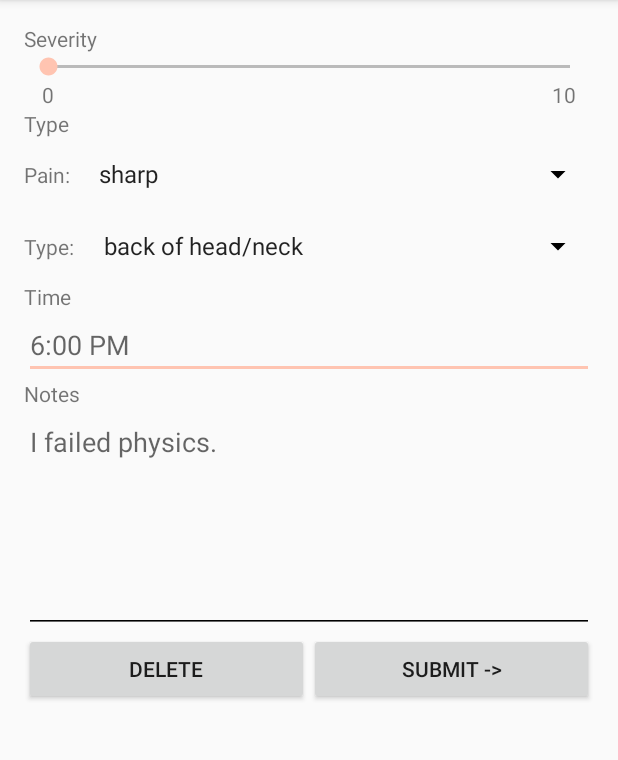
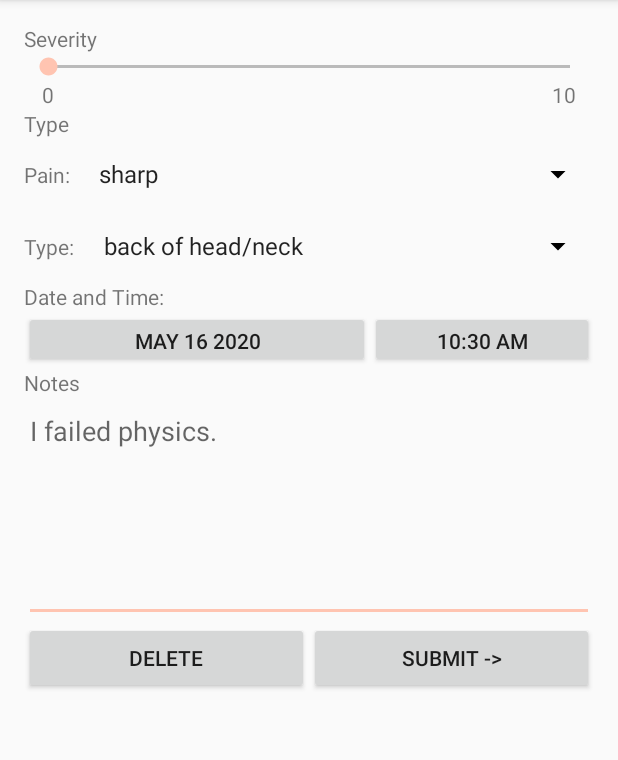
Before and after one commit to WorldofKerry/Medicare, an Android app: the AddSymptomActivity screen opened directly, with no data from a screen before it, on a phone screen of 412 x 824 dp, the part 84-844 px from its top. Run offline under Robolectric (Android 15) with nearby library versions, the phone set to English and light mode, and no system bars.

Commit message:
added date/time pickers, updated calendar

```diff
--- a/app/src/main/java/com/example/recyclerviewintablayout/AddSymptomActivity.java
+++ b/app/src/main/java/com/example/recyclerviewintablayout/AddSymptomActivity.java
@@ -3,23 +3,30 @@ package com.example.recyclerviewintablayout;
 import androidx.annotation.RequiresApi;
 import androidx.appcompat.app.AppCompatActivity;
 
+import android.app.DatePickerDialog;
+import android.app.TimePickerDialog;
 import android.content.Intent;
 import android.os.Build;
 import android.os.Bundle;
+import android.util.Log;
 import android.view.MenuItem;
 import android.view.View;
 import android.widget.AdapterView;
 import android.widget.ArrayAdapter;
 import android.widget.Button;
+import android.widget.DatePicker;
 import android.widget.EditText;
 import android.widget.SeekBar;
 import android.widget.Spinner;
 import android.widget.TextView;
+import android.widget.TimePicker;
 
 import com.google.gson.reflect.TypeToken;
 
 import java.util.ArrayList;
+import java.util.Calendar;
 import java.util.List;
+import java.util.Locale;
 
 public class AddSymptomActivity extends AppCompatActivity {
 
@@ -28,6 +35,8 @@ public class AddSymptomActivity extends AppCompatActivity {
     int position;
     String type;
     String level;
+    Button dateButton, timeButton;
+    private String dateSelected = "", timeSelected = "";
     String notes;
     private TextView textViewSymptomLevel;
     private SeekBar seekBarSymptomLevel;
@@ -100,6 +109,27 @@ public class AddSymptomActivity extends AppCompatActivity {
             }
         });
 
+        dateButton = findViewById(R.id.buttonSymptomDate);
+        dateButton.setOnClickListener(new View.OnClickListener() {
+            @Override
+            public void onClick(View view) {
+                showDatePicker();
+            }
+        });
+        setDateText(Calendar.getInstance().get(Calendar.YEAR),
+                Calendar.getInstance().get(Calendar.MONTH),
+                Calendar.getInstance().get(Calendar.DAY_OF_MONTH));
+
+        timeButton = findViewById(R.id.buttonSymptomTime);
+        timeButton.setOnClickListener(new View.OnClickListener() {
+            @Override
+            public void onClick(View view) {
+                showTimePicker();
+            }
+        });
+        setTimeText(Calendar.getInstance().get(Calendar.HOUR_OF_DAY),
+                Calendar.getInstance().get(Calendar.MINUTE));
+
         Intent intent = getIntent();
         Bundle bundle = intent.getExtras();
         if (bundle!=null) {
@@ -113,9 +143,7 @@ public class AddSymptomActivity extends AppCompatActivity {
             Button buttonAddSymptom = findViewById(R.id.buttonAddSymptom);
             Button buttonRemoveSymptom = findViewById(R.id.buttonRemoveSymptom);
 
-            EditText editText = (EditText) findViewById(R.id.editTextSymptomTime);
-            editText.setText(symptom.getTime(), TextView.BufferType.EDITABLE);
-            editText = (EditText) findViewById(R.id.editTextSymptomNotes);
+            EditText editText = findViewById(R.id.editTextSymptomNotes);
             editText.setText(symptom.getNotes(), TextView.BufferType.EDITABLE);
 
             listSymptom = (ArrayList<Symptom>) PrefSingleton.getInstance().LoadPreferenceList("listSymptom",new TypeToken<ArrayList<Symptom>>() {}.getType());
@@ -131,7 +159,7 @@ public class AddSymptomActivity extends AppCompatActivity {
                         symptom.setLevel(level);
                         symptom.setLocation(Integer.toString(positionLocation));
                         symptom.setType(Integer.toString(positionType));
-                        symptom.setTime(((EditText) findViewById(R.id.editTextSymptomTime)).getText().toString());
+                        symptom.setTime(dateSelected + "+" + timeSelected);
                         symptom.setNotes(((EditText) findViewById(R.id.editTextSymptomNotes)).getText().toString());
 
                         listSymptom.add(symptom);
@@ -143,7 +171,6 @@ public class AddSymptomActivity extends AppCompatActivity {
                     }
                 });
             } else if (type.equals("Edit")) {
-
                 seekBarSymptomLevel.setMax(0);
                 seekBarSymptomLevel.setMax(10);
                 seekBarSymptomLevel.setProgress(Integer.parseInt(symptom.getLevel()));
@@ -160,7 +187,7 @@ public class AddSymptomActivity extends AppCompatActivity {
                         symptom.setLevel(level);
                         symptom.setLocation(Integer.toString(positionLocation));
                         symptom.setType(Integer.toString(positionType));
-                        symptom.setTime(((EditText) findViewById(R.id.editTextSymptomTime)).getText().toString());
+                        symptom.setTime(dateSelected + " @ " + timeSelected);
                         symptom.setNotes(((EditText) findViewById(R.id.editTextSymptomNotes)).getText().toString());
 
                         listSymptom.set(position, symptom);
@@ -183,15 +210,7 @@ public class AddSymptomActivity extends AppCompatActivity {
                     }
                 });
             }
-
-
-
-
         }
-
-
-
-
     }
 
     @Override
@@ -204,4 +223,56 @@ public class AddSymptomActivity extends AppCompatActivity {
         return super.onOptionsItemSelected(item);
     }
 
+    private static final String[] months = {"January", "February", "March", "April",
+            "May", "June", "July", "August", "September", "October", "November", "December"};
+
+    private void showDatePicker() {
+        int year = Calendar.getInstance().get(Calendar.YEAR);
+        int month = Calendar.getInstance().get(Calendar.MONTH);
+        int dayOfMonth = Calendar.getInstance().get(Calendar.DAY_OF_MONTH);
+
+        DatePickerDialog.OnDateSetListener dateSetListener = new DatePickerDialog.OnDateSetListener() {
+            @Override
+            public void onDateSet(DatePicker datePicker, int year, int month, int dayOfMonth) {
+                setDateText(year, month, dayOfMonth);
+            }
+        };
+
+        DatePickerDialog datePicker = new DatePickerDialog(this, dateSetListener, year, month, dayOfMonth);
+        datePicker.show();
+    }
+
+    private void setDateText(int year, int month, int dayOfMonth) {
+        dateSelected = year + "-" + (month + 1) + "-" + dayOfMonth;
+        final String displayDate = months[month] + " " + dayOfMonth + " " + year;
+        dateButton.setText(displayDate);
+    }
+
+    private void showTimePicker() {
+        int hour = Calendar.getInstance().get(Calendar.HOUR_OF_DAY);
+        int minute = Calendar.getInstance().get(Calendar.MINUTE);
+
+        TimePickerDialog.OnTimeSetListener timeSetListener = new TimePickerDialog.OnTimeSetListener() {
+            @Override
+            public void onTimeSet(TimePicker timePicker, int hour, int minute) {
+                setTimeText(hour, minute);
+            }
+        };
+
+        TimePickerDialog timePicker = new TimePickerDialog(this, timeSetListener, hour, minute, false);
+        timePicker.show();
+    }
+
+    private void setTimeText(int hour, int minute) {
+        timeSelected = hour + ":" + String.format(Locale.CANADA,"%02d", minute);
+
+        if(hour == 0) hour = 24;
+        boolean isPM = (hour > 12);
+        if(isPM) hour -= 12;
+
+        String displayTime = hour + ":" + String.format(Locale.CANADA,"%02d", minute);
+        displayTime += isPM ? " PM" : " AM";
+
+        timeButton.setText(displayTime);
+    }
 }
--- a/app/src/main/res/layout/activity_add_symptom.xml
+++ b/app/src/main/res/layout/activity_add_symptom.xml
@@ -105,15 +105,25 @@
         android:id="@+id/textView5"
         android:layout_width="match_parent"
         android:layout_height="wrap_content"
-        android:text="Time" />
+        android:text="Date and Time:" />
 
-    <EditText
-        android:id="@+id/editTextSymptomTime"
+    <LinearLayout
         android:layout_width="match_parent"
         android:layout_height="wrap_content"
-        android:ems="10"
-        android:hint="6:00 PM"
-        android:inputType="textPersonName" />
+        android:orientation="horizontal">
+
+        <Button
+            android:id="@+id/buttonSymptomDate"
+            android:layout_width="wrap_content"
+            android:layout_height="38dp"
+            android:layout_weight="2" />
+
+        <Button
+            android:id="@+id/buttonSymptomTime"
+            android:layout_width="wrap_content"
+            android:layout_height="38dp"
+            android:layout_weight="1" />
+    </LinearLayout>
 
     <TextView
         android:id="@+id/textView6"
```
Also changed, not shown: app/src/main/java/com/example/recyclerviewintablayout/CalendarActivity.java (+7 -19 lines).
